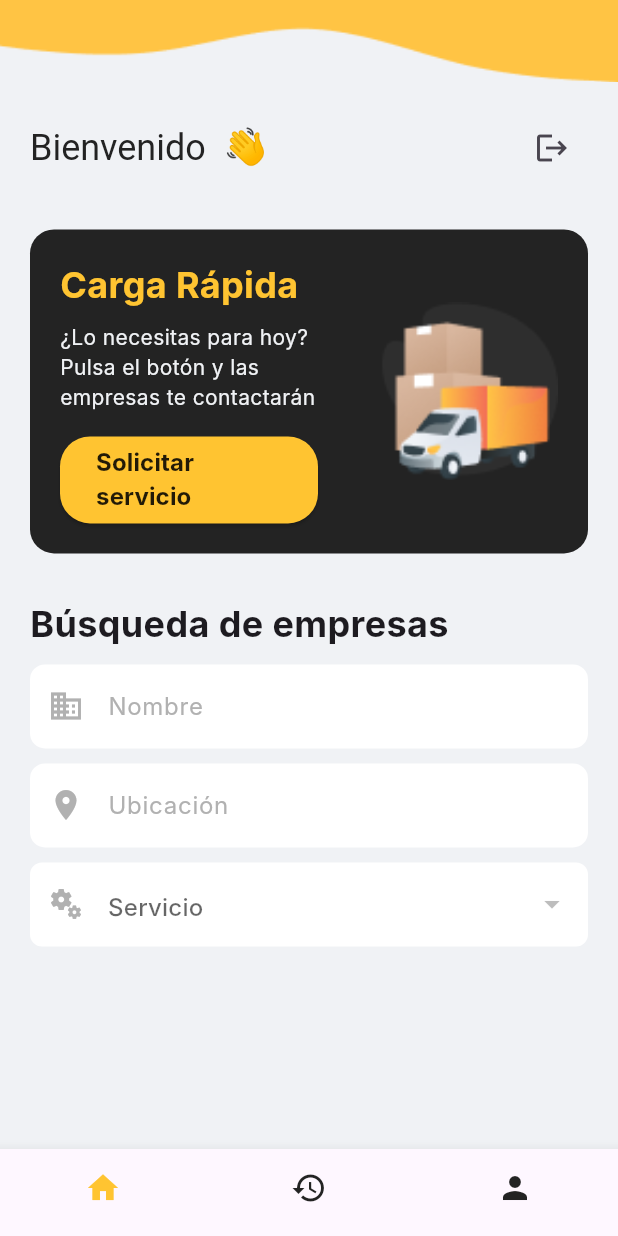
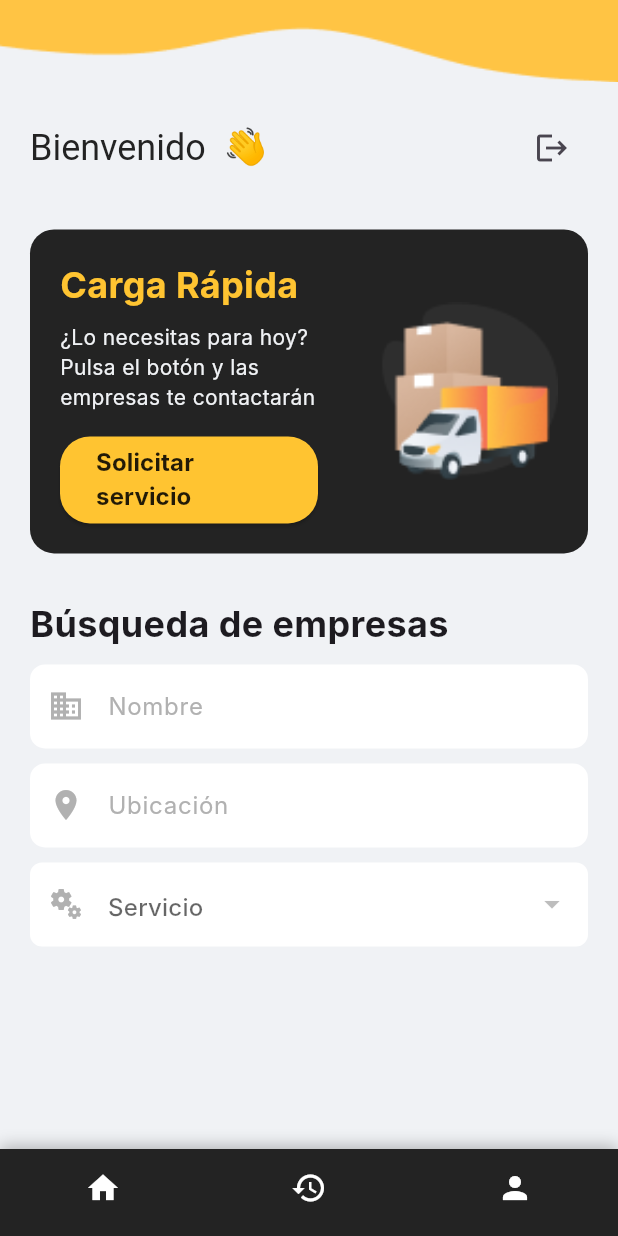
Before and after one commit to SI728-Emergentes-CargaSinEstres/mobile-app, a Flutter app: the HomeScreen screen opened by its route, on a phone screen of 412 x 824 dp. Run offline on Flutter 3.47's test engine with Material 3 defaults, Android fonts, the phone set to English and light mode, and no system bars; our stand-ins replace auto_size_text, shared_preferences; accounts and stored records are empty; network calls fail; Roboto replaces fonts that are missing (Inter).

Commit message:
chore: Improve custom bottom navigation design

```diff
--- a/carga_sin_estres_flutter/lib/ui/widgets/custom_bottom_navigation_bar.dart
+++ b/carga_sin_estres_flutter/lib/ui/widgets/custom_bottom_navigation_bar.dart
@@ -1,5 +1,5 @@
+import 'package:carga_sin_estres_flutter/utils/theme.dart';
 import 'package:flutter/material.dart';
-import 'package:carga_sin_estres_flutter/utils/theme.dart';
 
 class CustomBottomNavigationBar extends StatefulWidget {
   const CustomBottomNavigationBar({super.key});
@@ -31,30 +31,42 @@ class _CustomBottomNavigationBarState extends State<CustomBottomNavigationBar> {
 
   @override
   Widget build(BuildContext context) {
-    return BottomNavigationBar(
+    return Container(
+      decoration: const BoxDecoration(
+        color: Colors.black, // Color de fondo negro
+        boxShadow: [
+          BoxShadow(
+            color: Colors.black26,
+            blurRadius: 8.0,
+            offset: Offset(0, -2), // Sombra arriba
+          ),
+        ],
+      ),
+      child: BottomNavigationBar(
         currentIndex: _selectedIndex,
         onTap: _onItemTapped,
         items: const <BottomNavigationBarItem>[
           BottomNavigationBarItem(
-          icon: Icon(Icons.home),
+            icon: Icon(Icons.home, color: Colors.white),
             label: '',
-          backgroundColor: Colors.transparent,
           ),
           BottomNavigationBarItem(
-          icon: Icon(Icons.history),
+            icon: Icon(Icons.history, color: Colors.white),
             label: '',
-          backgroundColor: Colors.transparent,
           ),
           BottomNavigationBarItem(
-          icon: Icon(Icons.person),
+            icon: Icon(Icons.person, color: Colors.white),
             label: '',
-          backgroundColor: Colors.transparent,
           ),
         ],
-      selectedItemColor: AppTheme.primaryYellow,
-      unselectedItemColor: AppTheme.secondaryBlack,
+        selectedItemColor: Colors.white,
+        unselectedItemColor: Colors.grey,
+        backgroundColor: AppTheme.secondaryBlack,
+        type: BottomNavigationBarType.fixed,
         showSelectedLabels: false,
         showUnselectedLabels: false,
+        elevation: 0,
+      ),
     );
   }
 }
```
Lines whose indentation alone changed are shown as unchanged.
